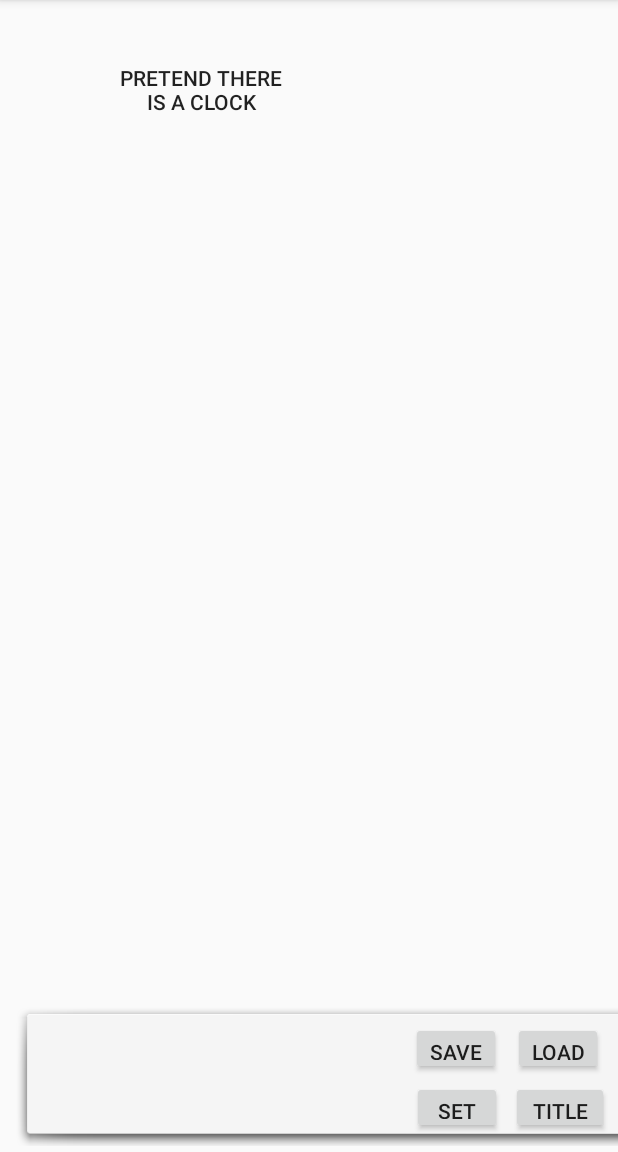
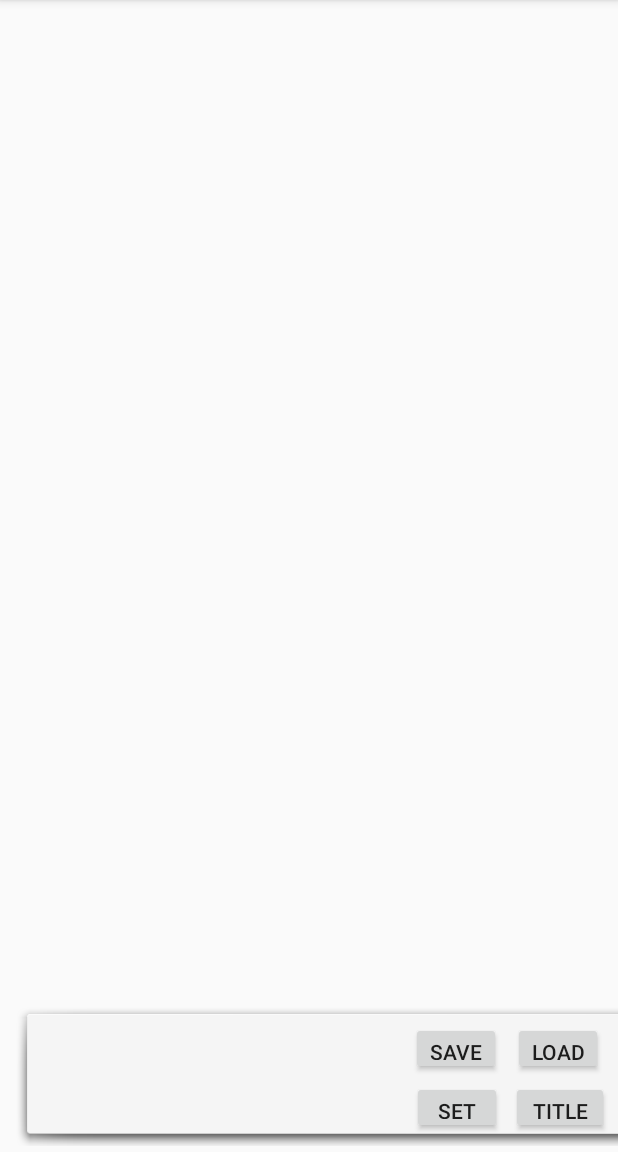
Before and after one commit to Scott-Huang/CS125MP6, an Android app: the MainActivity screen opened directly, with no data from a screen before it, on a phone screen of 412 x 824 dp, the part 84-1236 px from its top. Run offline under Robolectric (Android 15) with nearby library versions, the phone set to English and light mode, and no system bars; libraries missing offline, so code that uses them is left out: com.dragankrstic.autotypetextview; plain views replace AutoTypeTextView; 4 statements that could not run were skipped.

Commit message:
finish the alpha version now

```diff
--- a/app/src/main/res/layout/activity_main.xml
+++ b/app/src/main/res/layout/activity_main.xml
@@ -140,6 +140,7 @@
         android:layout_marginTop="40dp"
         android:background="@android:color/transparent"
         android:text="pretend there\nis a clock"
+        android:visibility="invisible"
         app:layout_constraintStart_toStartOf="parent"
         app:layout_constraintTop_toTopOf="parent" />
 </android.support.constraint.ConstraintLayout>
--- a/app/src/main/res/values/strings.xml
+++ b/app/src/main/res/values/strings.xml
@@ -243,7 +243,7 @@
     <string name="script33_cn">我还有那么多事要干</string>
     <string name="script34_cn">毕竟是我的工作</string>
     <string name="script35_cn">嘿。。。</string>
-    <string name="script36_cn">能别让我去赶我不想干的事情吗？</string>
+    <string name="script36_cn">能别赶我做我不想干的事情吗？</string>
     <string name="script37_cn">那只会让事情更糟，我保证</string>
     <string name="script38_cn">到时候你可以重开游戏。。。</string>
     <string name="script39_cn">可能有时候也开不了</string>
```
Also changed, not shown: app/src/main/java/com/example/scott/cs125project/MainActivity.java (+5 -3 lines).
